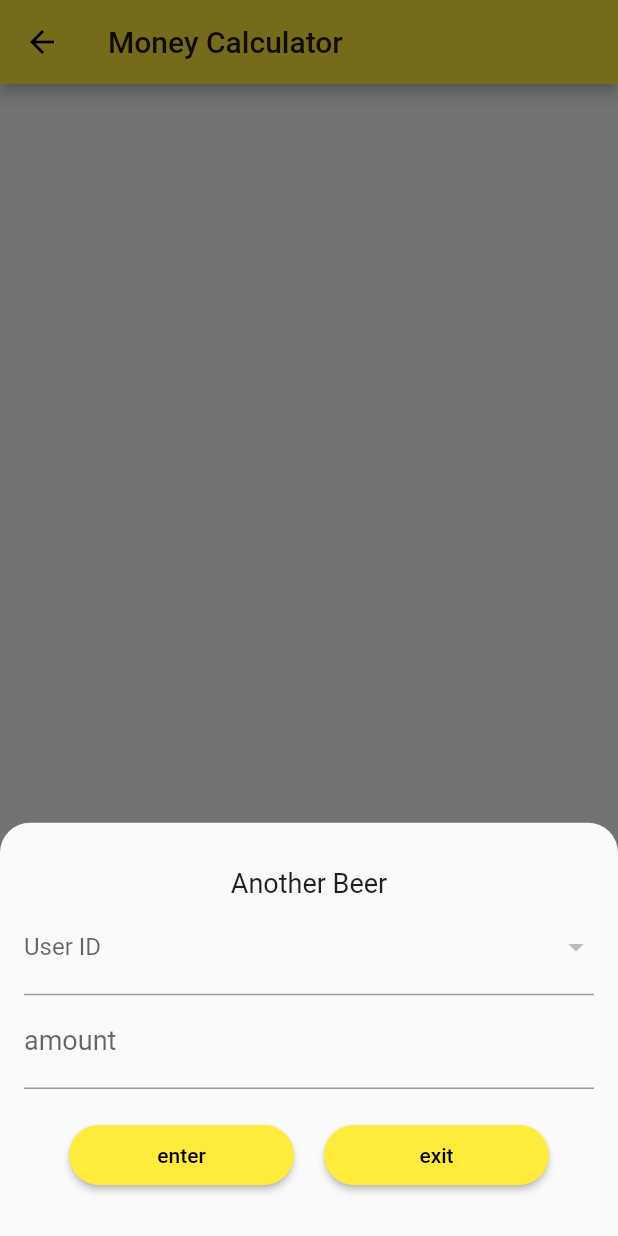
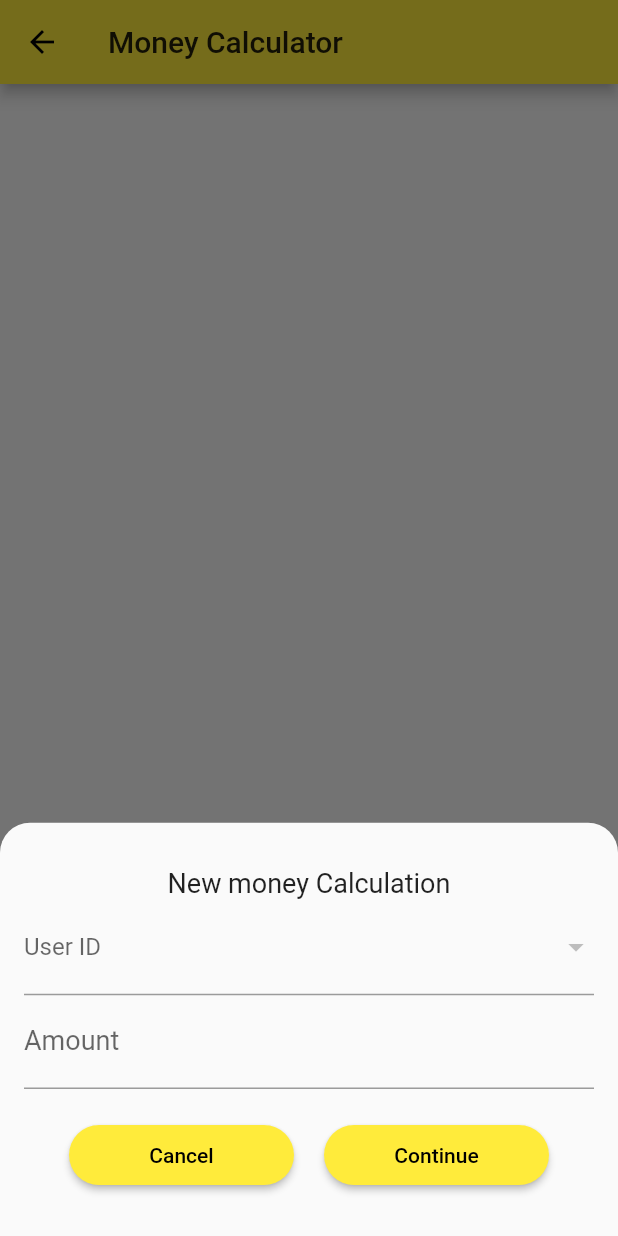
Before and after one commit to Leptopoda/bierverkostung, a Flutter app: the MoneyCalculator screen opened directly, after a tap on the "add" icon, on a phone screen of 412 x 824 dp. Run offline on Flutter 3.47's test engine with Material 2 defaults, Android fonts, the phone set to English and light mode, and no system bars; our stand-ins replace cloud_firestore, cloud_functions, email_validator, file_picker, firebase_auth, firebase_core and 10 more; missing offline and left inert: crop_your_image, flutter_archive, jitsi_meet, navigation_rail, pattern_formatter, qr_code_scanner and 2 more; accounts and stored records are empty; generated files the repository leaves out were written again; statements that could not run were skipped; project files that could hold a hidden picture were left out.

Commit message:
internationalize money calculation

```diff
--- a/lib/screens/money_management/new_money.dart
+++ b/lib/screens/money_management/new_money.dart
@@ -65,7 +65,7 @@ class _MoneyAlertState extends State<_MoneyAlert> {
           mainAxisAlignment: MainAxisAlignment.center,
           mainAxisSize: MainAxisSize.min,
           children: <Widget>[
-            Text(AppLocalizations.of(context).stats_anotherBeer),
+            Text(AppLocalizations.of(context).moneyCalculator_newCalculation),
             FutureBuilder(
               future: DatabaseService.group,
               builder: (BuildContext context, AsyncSnapshot<Group> snapshot) {
@@ -119,7 +119,8 @@ class _MoneyAlertState extends State<_MoneyAlert> {
               keyboardType: TextInputType.number,
               validator: (String? value) {
                 if (value != null && !RegExp('(?=.*[A-Z])').hasMatch(value)) {
-                  return 'not a number';
+                  return AppLocalizations.of(context)
+                      .moneyCalculator_notANumber;
                 }
               },
             ),
@@ -131,16 +132,16 @@ class _MoneyAlertState extends State<_MoneyAlert> {
                   style: ElevatedButton.styleFrom(
                     minimumSize: const Size(150, 40),
                   ),
-                  onPressed: () => _onSubmit(),
-                  child: const Text('enter'),
+                  onPressed: () => Navigator.pop(context),
+                  child: Text(AppLocalizations.of(context).alert_escape),
                 ),
                 const SizedBox(width: 20),
                 ElevatedButton(
                   style: ElevatedButton.styleFrom(
                     minimumSize: const Size(150, 40),
                   ),
-                  onPressed: () => Navigator.pop(context),
-                  child: const Text('exit'),
+                  onPressed: () => _onSubmit(),
+                  child: Text(AppLocalizations.of(context).alert_continue),
                 ),
               ],
             ),
```
Also changed, not shown: lib/l10n/app_en.arb (+15 -2 lines), lib/screens/money_management/money_management.dart (+9 -4 lines).
